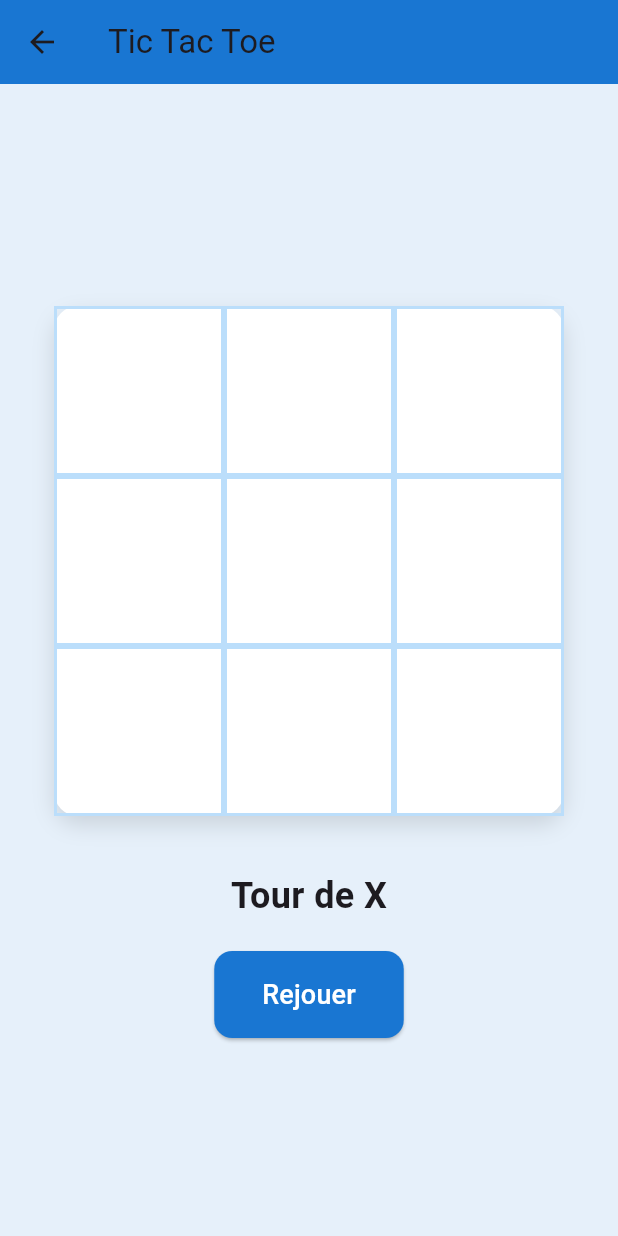
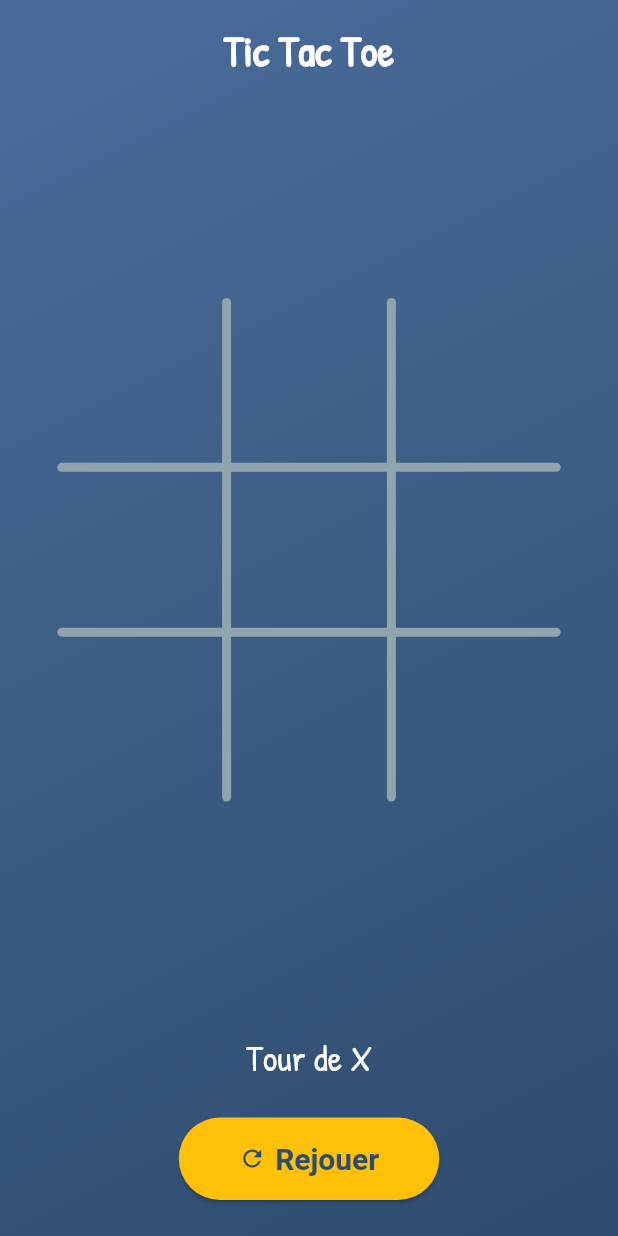
Before and after one commit to ddcq/tictactoe, a Flutter app: the GamePage screen opened directly with empty values, after a tap on "Rejouer", on a phone screen of 412 x 824 dp. Run offline on Flutter 3.47's test engine with Material 3 defaults, Android fonts, the phone set to English and light mode, and no system bars; our stand-ins replace confetti, google_fonts.

Commit message:
redesign game board

```diff
--- a/lib/main.dart
+++ b/lib/main.dart
@@ -1,5 +1,7 @@
 import 'package:flutter/material.dart';
 import 'pages/game_mode_selection_page.dart';
+// dans main.dart
+import 'package:google_fonts/google_fonts.dart';
 
 void main() => runApp(const TicTacToeApp());
 
@@ -10,8 +12,14 @@ class TicTacToeApp extends StatelessWidget {
   Widget build(BuildContext context) {
     return MaterialApp(
       title: 'Tic Tac Toe',
-      theme: ThemeData(primarySwatch: Colors.blue),
-      home: const GameModeSelectionPage(),
+      theme: ThemeData(
+        primarySwatch: Colors.blue,
+        // Appliquer la police sur tout le thème texte de l'application
+        textTheme: GoogleFonts.patrickHandTextTheme(
+          Theme.of(context).textTheme,
+        ),
+      ),
+      home: GameModeSelectionPage(),
     );
   }
 }
--- a/lib/pages/game_page.dart
+++ b/lib/pages/game_page.dart
@@ -6,6 +6,27 @@ import '../models/game_mode.dart';
 import '../pages/victory_page.dart';
 import '../widgets/board_cell.dart';
 import '../services/ai_service.dart';
+
+class BoardPainter extends CustomPainter {
+  @override
+  void paint(Canvas canvas, Size size) {
+    final paint = Paint()
+      ..color = Colors.blueGrey.shade300
+      ..strokeWidth = 6
+      ..strokeCap = StrokeCap.round;
+
+    // Lignes verticales
+    canvas.drawLine(Offset(size.width / 3, 0), Offset(size.width / 3, size.height), paint);
+    canvas.drawLine(Offset(size.width * 2 / 3, 0), Offset(size.width * 2 / 3, size.height), paint);
+
+    // Lignes horizontales
+    canvas.drawLine(Offset(0, size.height / 3), Offset(size.width, size.height / 3), paint);
+    canvas.drawLine(Offset(0, size.height * 2 / 3), Offset(size.width, size.height * 2 / 3), paint);
+  }
+
+  @override
+  bool shouldRepaint(covariant CustomPainter oldDelegate) => false;
+}
 
 class GamePage extends StatefulWidget {
   final GameMode mode;
@@ -139,86 +160,157 @@ class _GamePageState extends State<GamePage> {
     return SizedBox(
       width: size,
       height: size,
-      child: Container(
-        margin: const EdgeInsets.all(16),
-        decoration: BoxDecoration(
-          color: Colors.white,
-          borderRadius: BorderRadius.circular(16),
-          boxShadow: const [
-            BoxShadow(
-              color: Colors.black12,
-              blurRadius: 12,
-              offset: Offset(0, 6),
+      child: Stack(
+        children: [
+          CustomPaint(
+            size: Size.infinite,
+            painter: BoardPainter(),
           ),
-          ],
-        ),
-        child: GridView.builder(
+          GridView.builder(
             physics: const NeverScrollableScrollPhysics(),
             itemCount: 9,
             gridDelegate: const SliverGridDelegateWithFixedCrossAxisCount(
               crossAxisCount: 3,
             ),
-          itemBuilder: (_, index) => BoardCell(
-            symbol: _board[index],
+            itemBuilder: (_, index) {
+              final symbol = _board[index];
+              final isWinning = _winningLine.contains(index);
+
+              // ==========================================================
+              // CORRECTION
+              // ==========================================================
+              return GestureDetector(
                 onTap: () => _playMove(index),
-            isWinningCell: _winningLine.contains(index),
+                // CETTE LIGNE EST LA CORRECTION : Elle rend la zone cliquable
+                behavior: HitTestBehavior.opaque,
+                child: Center(
+                  child: AnimatedScale(
+                    scale: symbol.isEmpty ? 0 : 1,
+                    duration: const Duration(milliseconds: 200),
+                    curve: Curves.easeOutBack,
+                    child: Text(
+                      symbol,
+                      style: TextStyle(
+                        fontSize: size / 5,
+                        fontWeight: FontWeight.bold,
+                        color: symbol == 'X'
+                          ? const Color(0xFFFFC107)
+                          : const Color(0xFFE0F7FA),
+                        shadows: [
+                          if (isWinning)
+                            const Shadow(
+                              blurRadius: 20.0,
+                              color: Colors.white,
+                              offset: Offset(0, 0),
+                            ),
+                        ],
+                      ),
+                    ),
+                  ),
+                ),
+              );
+              // ==========================================================
+              // FIN DE LA CORRECTION
+              // ==========================================================
+            },
+          ),
+        ],
+      ),
+    );
+  }
+
+  @override
+  Widget build(BuildContext context) {
+    // Utiliser la police fraîchement importée pour le titre
+    final textTheme = Theme.of(context).textTheme;
+
+    return Scaffold(
+      // Fini le fond uni, place à un dégradé subtil
+      body: Container(
+        width: double.infinity,
+        height: double.infinity,
+        decoration: BoxDecoration(
+          gradient: LinearGradient(
+            begin: Alignment.topLeft,
+            end: Alignment.bottomRight,
+            colors: [
+              Color(0xFF4A6C9B), // Un bleu profond
+              Color(0xFF2E4C6D), // Un bleu encore plus sombre
+            ],
+          ),
+        ),
+        child: SafeArea(
+          child: Column(
+            mainAxisAlignment: MainAxisAlignment.spaceBetween,
+            children: [
+              // Barre de titre personnalisée
+              Padding(
+                padding: const EdgeInsets.all(16.0),
+                child: Text(
+                  widget.mode == GameMode.evolving ? 'Mode Évolutif' : 'Tic Tac Toe',
+                  style: textTheme.headlineMedium?.copyWith(color: Colors.white, fontWeight: FontWeight.bold),
+                ),
+              ),
+
+              // Le plateau de jeu
+              LayoutBuilder(
+                builder: (context, constraints) {
+                  final boardSize = min(constraints.maxWidth, constraints.maxHeight) * 0.8;
+                  return _buildBoard(boardSize);
+                },
+              ),
+
+              // Zone de statut et bouton
+              _buildStatusAndReset(context),
+            ],
           ),
         ),
       ),
     );
   }
 
-  @override
-  Widget build(BuildContext context) {
-     return Scaffold(
-      backgroundColor: const Color(0xFFE6F0FA),
-      appBar: AppBar(
-        title: Text(widget.mode == GameMode.evolving ? 'Tic Tac Toe - Évolutif' : 'Tic Tac Toe'),
-        backgroundColor: Colors.blue.shade700,
+  // Widget pour la zone inférieure (statut + bouton)
+  Widget _buildStatusAndReset(BuildContext context) {
+    final textTheme = Theme.of(context).textTheme;
+    String statusText;
+
+    if (_winner != null) {
+      if (_winner == 'Égalité') {
+        statusText = "Match nul";
+      } else if (widget.mode == GameMode.playerVsAI && _winner == 'O') {
+        statusText = "L'IA a gagné !";
+      } else {
+        statusText = "$_winner a gagné !";
+      }
+    } else {
+      statusText = "Tour de $_currentPlayer";
+    }
+
+    return Padding(
+      padding: const EdgeInsets.all(24.0),
+      child: Column(
+        children: [
+          Text(
+            statusText,
+            style: textTheme.headlineSmall?.copyWith(color: Colors.white),
           ),
-      body: LayoutBuilder(
-        builder: (context, constraints) {
-          final boardSize = min(constraints.maxWidth, constraints.maxHeight) - 40;
-          return SingleChildScrollView(
-            child: ConstrainedBox(
-              constraints: BoxConstraints(minHeight: constraints.maxHeight),
-              child: Center(
-                child: Column(
-                  mainAxisAlignment: MainAxisAlignment.center,
-                  children: [
-                    _buildBoard(boardSize),
-                    const SizedBox(height: 20),
-                    Text(
-                      _winner != null
-                          ? (_winner == 'Égalité'
-                              ? "Match nul"
-                              : ((widget.mode == GameMode.playerVsAI && _winner == 'O')
-                                  ? "L'IA a gagné !"
-                                  : "$_winner a gagné !"))
-                          : "Tour de $_currentPlayer",
-                      style: const TextStyle(
-                          fontSize: 24, fontWeight: FontWeight.bold),
-                    ),
-                    const SizedBox(height: 20),
-                    ElevatedButton(
+          const SizedBox(height: 24),
+          // Bouton rejouer avec un style plus moderne
+          ElevatedButton.icon(
+            icon: const Icon(Icons.refresh),
+            label: const Text('Rejouer'),
             onPressed: _resetGame,
             style: ElevatedButton.styleFrom(
-                        backgroundColor: Colors.blue.shade700,
-                        foregroundColor: Colors.white,
-                        padding: const EdgeInsets.symmetric(
-                            horizontal: 32, vertical: 16),
+              backgroundColor: const Color(0xFFFFC107),
+              foregroundColor: const Color(0xFF2E4C6D),
+              padding: const EdgeInsets.symmetric(horizontal: 40, vertical: 16),
+              textStyle: const TextStyle(fontSize: 20, fontWeight: FontWeight.bold),
               shape: RoundedRectangleBorder(
-                          borderRadius: BorderRadius.circular(12),
-                        ),
-                      ),
-                      child: const Text('Rejouer', style: TextStyle(fontSize: 18)),
-                    ),
-                  ],
+                borderRadius: BorderRadius.circular(30),
               ),
             ),
           ),
-          );
-        },
+        ],
       ),
     );
   }
--- a/pubspec.yaml
+++ b/pubspec.yaml
@@ -36,6 +36,7 @@ dependencies:
   # Use with the CupertinoIcons class for iOS style icons.
   cupertino_icons: ^1.0.8
   confetti: ^0.8.0
+  google_fonts: ^6.2.1
 
 dev_dependencies:
   flutter_test:
```
Lines whose indentation alone changed are shown as unchanged.
